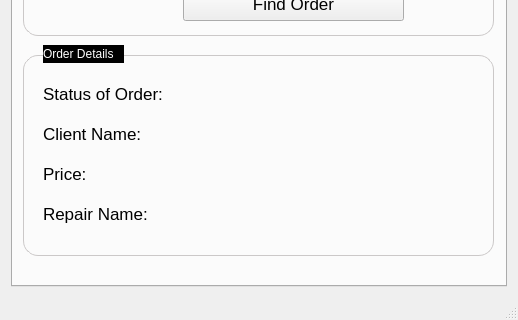
Before: the Qt Designer form tiendaMoviles/mainwindow.ui in ChristopherCousin/PhoneShop, drawn with Qt 5; both pictures show x 0 to 518 and y 141 to 461 of the 518 by 461 pixel window.
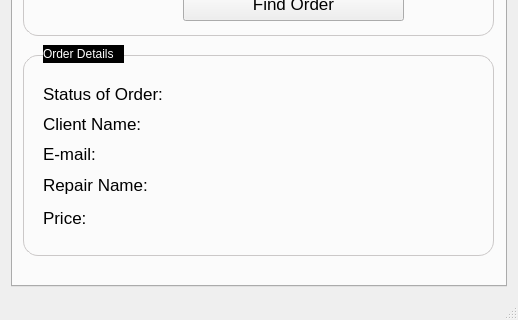
After: the same form once the commit is applied. The open tabs and pages were chosen to show the change. Icons and pictures are not drawn.

Patch:
```diff
--- a/tiendaMoviles/mainwindow.ui
+++ b/tiendaMoviles/mainwindow.ui
@@ -204,7 +204,7 @@
         <property name="geometry">
          <rect>
           <x>30</x>
-          <y>210</y>
+          <y>200</y>
           <width>141</width>
           <height>18</height>
          </rect>
@@ -222,7 +222,7 @@
         <property name="geometry">
          <rect>
           <x>30</x>
-          <y>250</y>
+          <y>230</y>
           <width>141</width>
           <height>18</height>
          </rect>
@@ -233,14 +233,14 @@
          </font>
         </property>
         <property name="text">
-         <string>Price:</string>
+         <string>E-mail:</string>
         </property>
        </widget>
        <widget class="QLabel" name="label_client3">
         <property name="geometry">
          <rect>
           <x>30</x>
-          <y>290</y>
+          <y>261</y>
           <width>141</width>
           <height>18</height>
          </rect>
@@ -254,6 +254,24 @@
          <string>Repair Name:</string>
         </property>
        </widget>
+       <widget class="QLabel" name="label_client3_2">
+        <property name="geometry">
+         <rect>
+          <x>30</x>
+          <y>294</y>
+          <width>61</width>
+          <height>18</height>
+         </rect>
+        </property>
+        <property name="font">
+         <font>
+          <pointsize>13</pointsize>
+         </font>
+        </property>
+        <property name="text">
+         <string>Price:</string>
+        </property>
+       </widget>
        <zorder>statusOfOrderLabel</zorder>
        <zorder>label_7</zorder>
        <zorder>label_6</zorder>
```
Left out of the diff: 26 changed lines with no effect on the pictures.
